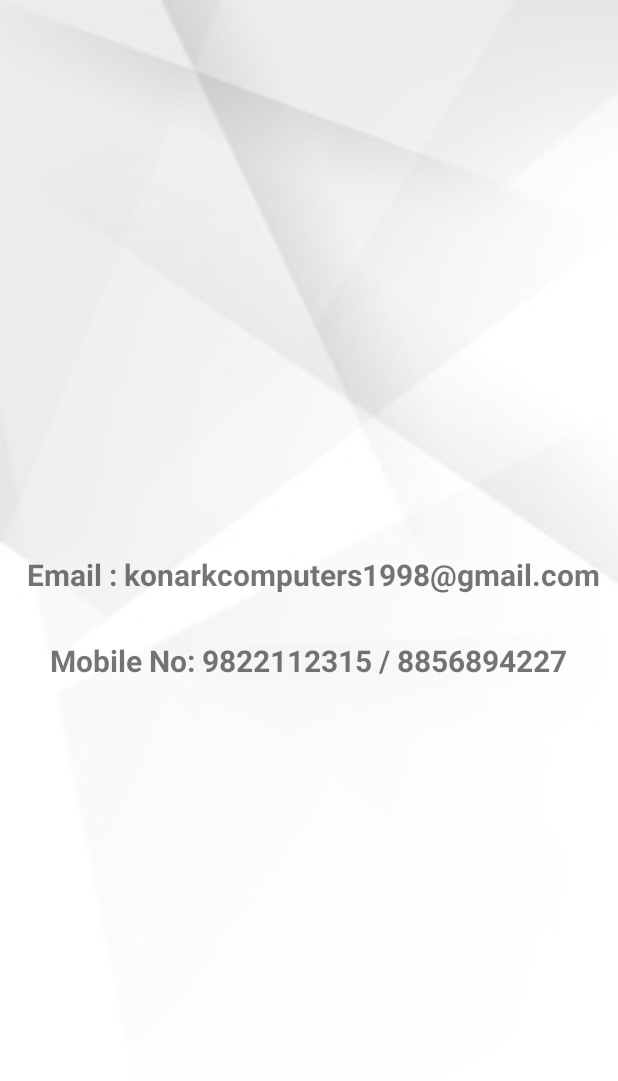
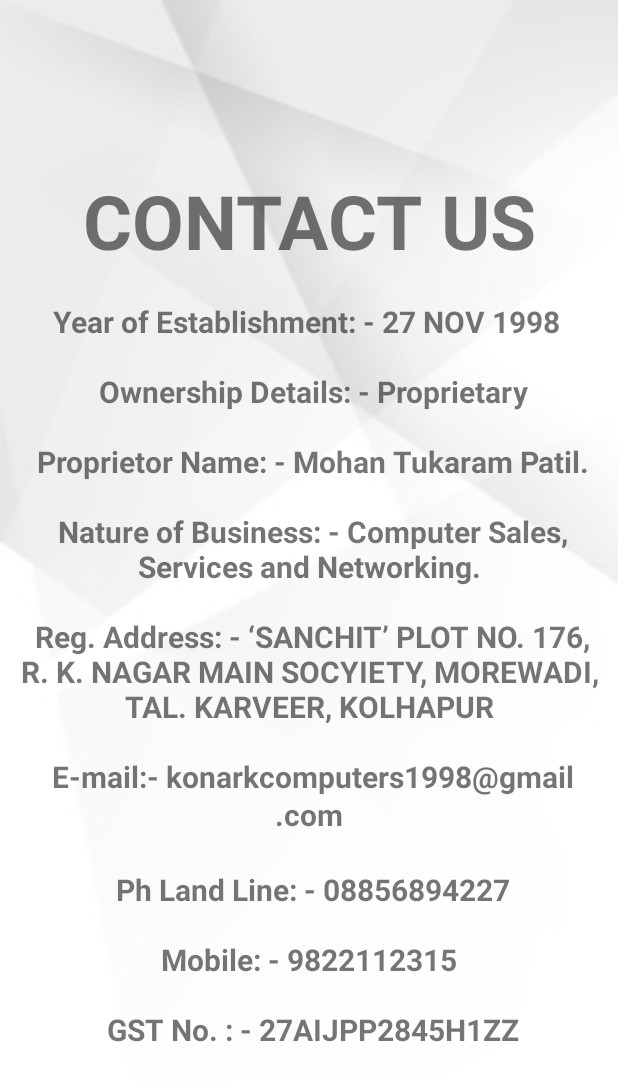
Before and after one commit to patilrajvardhan27/KC, an Android app: the contactus screen opened directly, with no data from a screen before it, on a phone screen of 412 x 824 dp. Shown: the top 1081 px of the screen. Run offline under Robolectric (Android 15) with nearby library versions, the phone set to English and light mode, and no system bars.

Commit message:
added -1 oct

```diff
--- a/app/src/main/res/layout/activity_contactus.xml
+++ b/app/src/main/res/layout/activity_contactus.xml
@@ -1,5 +1,5 @@
 <?xml version="1.0" encoding="utf-8"?>
-<LinearLayout xmlns:android="http://schemas.android.com/apk/res/android"
+<ScrollView xmlns:android="http://schemas.android.com/apk/res/android"
     xmlns:app="http://schemas.android.com/apk/res-auto"
     xmlns:tools="http://schemas.android.com/tools"
     android:layout_width="match_parent"
@@ -8,22 +8,39 @@
     android:orientation="vertical"
     android:gravity="center"
     tools:context=".MainActivity">
+    <LinearLayout
+        android:layout_width="match_parent"
+        android:layout_height="wrap_content"
+        android:layout_gravity="center"
+        android:orientation="vertical">
+
+        <TextView
+            android:layout_width="match_parent"
+            android:layout_height="match_parent"
+            android:text="CONTACT US"
+            android:gravity="center"
+            android:textSize="50sp"
+            android:textStyle="bold"
+            android:layout_marginBottom="10dp"
+            />
 
     <TextView
         android:layout_width="wrap_content"
         android:layout_height="wrap_content"
         android:gravity="center"
         android:textStyle="bold"
+        android:layout_margin="10dp"
         android:textSize="20sp"
-        android:text=" Email : konarkcomputers1998@gmail.com"
+        android:text="Year of Establishment: - 27 NOV 1998 \n \n
+Ownership Details: - Proprietary\n \n
+Proprietor Name: - Mohan Tukaram Patil.\n \n
+Nature of Business: - Computer Sales, Services and Networking.\n \n
+Reg. Address: - ‘SANCHIT’ PLOT NO. 176, R. K. NAGAR MAIN SOCYIETY, MOREWADI, TAL. KARVEER,
+KOLHAPUR\n \n
+E-mail:- konarkcomputers1998@gmail.com\n \n
+Ph Land Line: - 08856894227\n \n
+Mobile: - 9822112315 \n \n
+GST No. : - 27AIJPP2845H1ZZ"
         />
-    <TextView
-        android:layout_width="wrap_content"
-        android:layout_height="wrap_content"
-        android:gravity="center"
-        android:layout_marginTop="30dp"
-        android:textSize="20sp"
-        android:textStyle="bold"
-        android:text="Mobile No: 9822112315 / 8856894227"
-        />
-</LinearLayout>
+    </LinearLayout>
+</ScrollView>
```
Also changed, not shown: app/src/main/res/layout/activity_aboutus.xml (+15 -23 lines), app/src/main/res/layout/activity_main.xml (line endings or trailing spaces), 2 other files.
